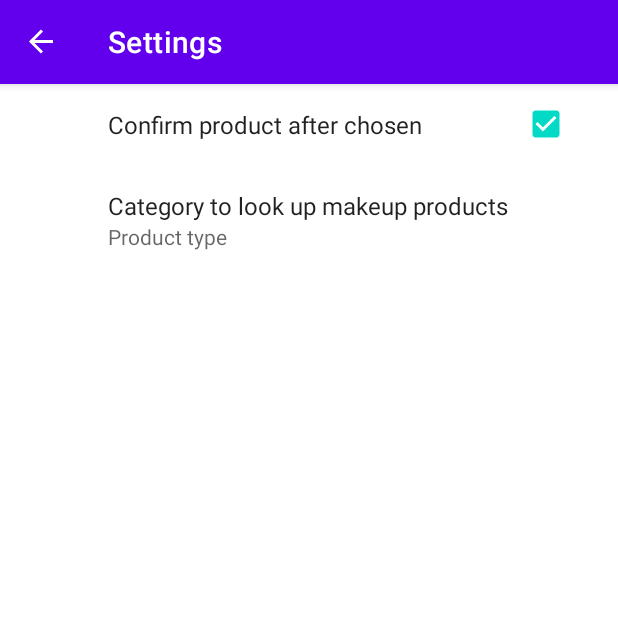
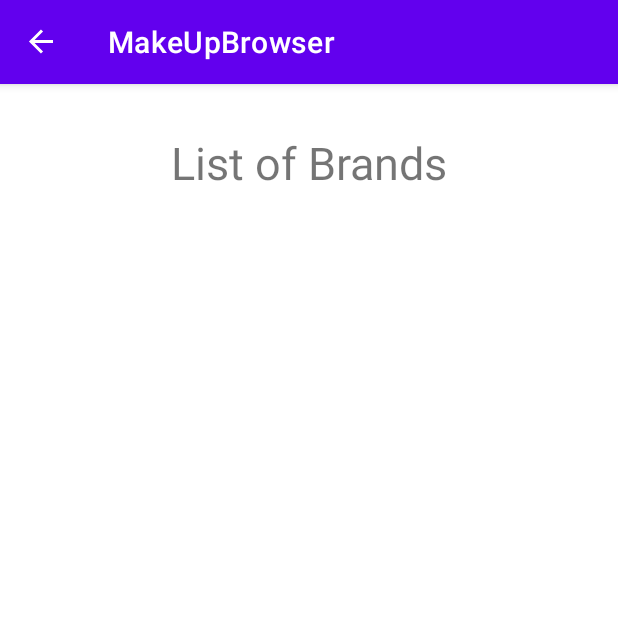
Before and after one commit to jessieAnhNguyen/MakeUpBrowser, an Android app: the screen it shows after launch (MainActivity), after a tap on an icon or button, on a phone screen of 412 x 824 dp, the top half of it. Run offline under Robolectric (Android 15) with nearby library versions, the phone set to English and light mode, and no system bars; our stand-ins replace navigation-ui.

Commit message:
designed list fragment and recycler item layout

```diff
--- /dev/null
+++ b/app/src/main/java/com/anguy39/makeupbrowser/main/ListFragment.kt
@@ -0,0 +1,31 @@
+package com.anguy39.makeupbrowser.main
+
+import androidx.lifecycle.ViewModelProvider
+import android.os.Bundle
+import android.view.*
+import androidx.fragment.app.Fragment
+import com.anguy39.makeupbrowser.R
+
+class ListFragment : Fragment() {
+
+    private lateinit var viewModel: ListViewModel
+
+    override fun onCreateView(inflater: LayoutInflater, container: ViewGroup?,
+                              savedInstanceState: Bundle?): View? {
+        setHasOptionsMenu(true)
+        return inflater.inflate(R.layout.list_fragment, container, false)
+    }
+
+    override fun onActivityCreated(savedInstanceState: Bundle?) {
+        super.onActivityCreated(savedInstanceState)
+        viewModel = ViewModelProvider(this).get(ListViewModel::class.java)
+        // TODO: Use the ViewModel
+    }
+
+    override fun onCreateOptionsMenu(menu: Menu, inflater: MenuInflater) {
+        super.onCreateOptionsMenu(menu, inflater)
+        menu.clear()
+    }
+
+
+}
--- /dev/null
+++ b/app/src/main/java/com/anguy39/makeupbrowser/main/ListViewModel.kt
@@ -0,0 +1,7 @@
+package com.anguy39.makeupbrowser.main
+
+import androidx.lifecycle.ViewModel
+
+class ListViewModel : ViewModel() {
+    // TODO: Implement the ViewModel
+}
--- a/app/src/main/java/com/anguy39/makeupbrowser/welcome/WelcomeFragment.kt
+++ b/app/src/main/java/com/anguy39/makeupbrowser/welcome/WelcomeFragment.kt
@@ -25,7 +25,7 @@ class WelcomeFragment : Fragment() {
         super.onViewCreated(view, savedInstanceState)
         binding?.apply {
             goButton.setOnClickListener {
-                it.findNavController().navigate(R.id.action_welcomeFragment_to_settingsFragment)
+                it.findNavController().navigate(R.id.action_welcomeFragment_to_listFragment)
             }
         }
     }
--- /dev/null
+++ b/app/src/main/res/layout/list_fragment.xml
@@ -0,0 +1,32 @@
+<?xml version="1.0" encoding="utf-8"?>
+<androidx.constraintlayout.widget.ConstraintLayout xmlns:android="http://schemas.android.com/apk/res/android"
+    xmlns:app="http://schemas.android.com/apk/res-auto"
+    xmlns:tools="http://schemas.android.com/tools"
+    android:id="@+id/frameLayout4"
+    android:layout_width="match_parent"
+    android:layout_height="match_parent"
+    tools:context=".main.ListFragment" >
+
+    <TextView
+        android:id="@+id/textView10"
+        android:layout_width="wrap_content"
+        android:layout_height="wrap_content"
+        android:layout_marginTop="32dp"
+        android:text="@string/list_of_brand"
+        android:textSize="30sp"
+        app:layout_constraintEnd_toEndOf="parent"
+        app:layout_constraintStart_toStartOf="parent"
+        app:layout_constraintTop_toTopOf="parent" />
+
+    <androidx.recyclerview.widget.RecyclerView
+        android:layout_width="0dp"
+        android:layout_height="0dp"
+        android:layout_marginStart="32dp"
+        android:layout_marginTop="32dp"
+        android:layout_marginEnd="32dp"
+        android:layout_marginBottom="32dp"
+        app:layout_constraintBottom_toBottomOf="parent"
+        app:layout_constraintEnd_toEndOf="parent"
+        app:layout_constraintStart_toStartOf="parent"
+        app:layout_constraintTop_toBottomOf="@+id/textView10" />
+</androidx.constraintlayout.widget.ConstraintLayout>
--- a/app/src/main/res/navigation/nav_graph.xml
+++ b/app/src/main/res/navigation/nav_graph.xml
@@ -25,5 +25,13 @@
         <action
             android:id="@+id/action_welcomeFragment_to_settingsFragment"
             app:destination="@id/settingsFragment" />
+        <action
+            android:id="@+id/action_welcomeFragment_to_listFragment"
+            app:destination="@id/listFragment" />
     </fragment>
+    <fragment
+        android:id="@+id/listFragment"
+        android:name="com.anguy39.makeupbrowser.main.ListFragment"
+        android:label="list_fragment"
+        tools:layout="@layout/list_fragment" />
 </navigation>
--- a/app/src/main/res/values/strings.xml
+++ b/app/src/main/res/values/strings.xml
@@ -26,5 +26,7 @@
     <string name="pitch">We have the most up-to-date information about makeup products</string>
     <string name="instruction">You can go to Settings to choose whether search by product type or brand</string>
     <string name="go">Let\'s go</string>
+    <string name="list_of_brand">List of Brands</string>
+    <string name="list_of_type">List of Product Types</string>
 
 </resources>
```
Also changed, not shown: app/src/main/res/layout/recycler_item.xml (added, +26 -0 lines).
